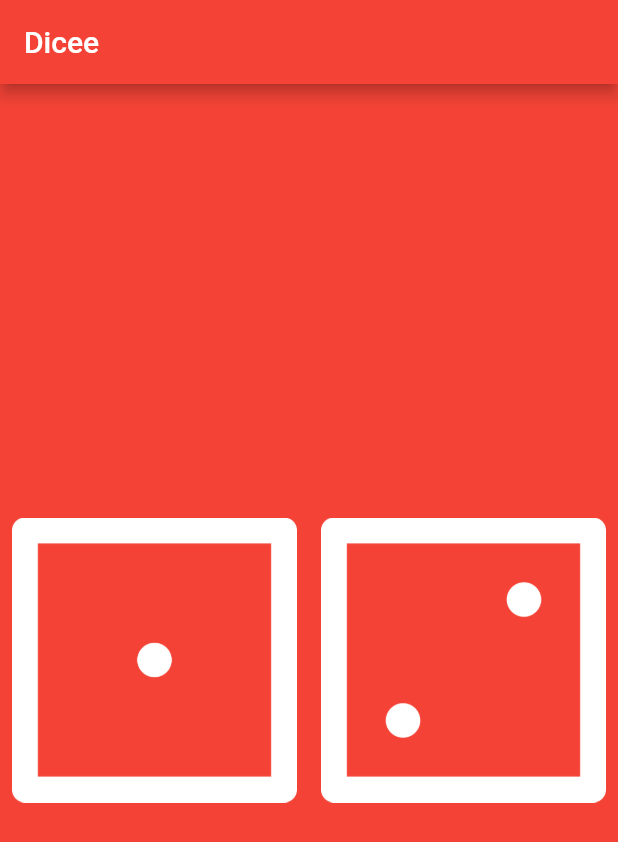
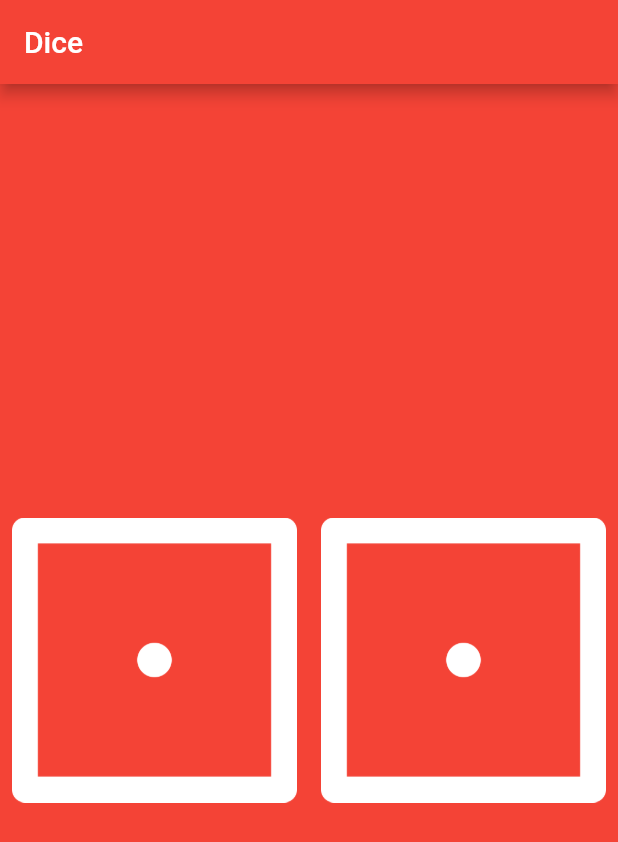
Before and after one commit to WkVr/dicee, a Flutter app: the screen it shows after launch, on a phone screen of 412 x 824 dp. Shown: the top 842 px of the screen. Run offline on Flutter 3.47's test engine with Material 2 defaults, Android fonts, the phone set to English and light mode, and no system bars.

```diff
--- a/lib/main.dart
+++ b/lib/main.dart
@@ -6,7 +6,7 @@ void main() {
       home: Scaffold(
         backgroundColor: Colors.red,
         appBar: AppBar(
-          title: Text('Dicee'),
+          title: Text('Dice'),
           backgroundColor: Colors.red,
         ),
         body: DicePage(),
@@ -15,7 +15,15 @@ void main() {
   );
 }
 
-class DicePage extends StatelessWidget {
+class DicePage extends StatefulWidget {
+  @override
+  State<DicePage> createState() => _DicePageState();
+}
+
+class _DicePageState extends State<DicePage> {
+  int leftDiceNumber = 1;
+  int rightDiceNumber = 1;
+
   @override
   Widget build(BuildContext context) {
     return Center(
@@ -24,9 +32,11 @@ class DicePage extends StatelessWidget {
           Expanded(
             child: TextButton(
               onPressed: () {
-                print('Left button pressed');
+                setState(() {
+                  leftDiceNumber = 3;
+                });
               },
-              child: Image.asset('images/dice1.png'),
+              child: Image.asset('images/dice$leftDiceNumber.png'),
             ),
           ),
           Expanded(
@@ -34,7 +44,7 @@ class DicePage extends StatelessWidget {
               onPressed: () {
                 print('Right button pressed');
               },
-              child: Image.asset('images/dice2.png'),
+              child: Image.asset('images/dice$rightDiceNumber.png'),
             ),
           ),
         ],
```
